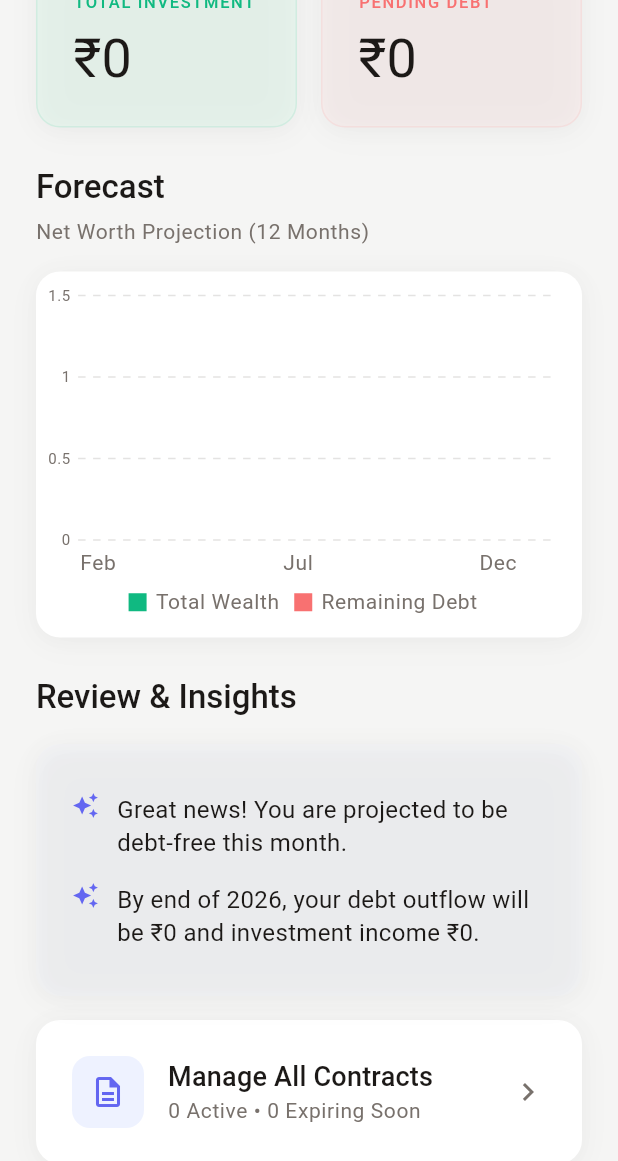
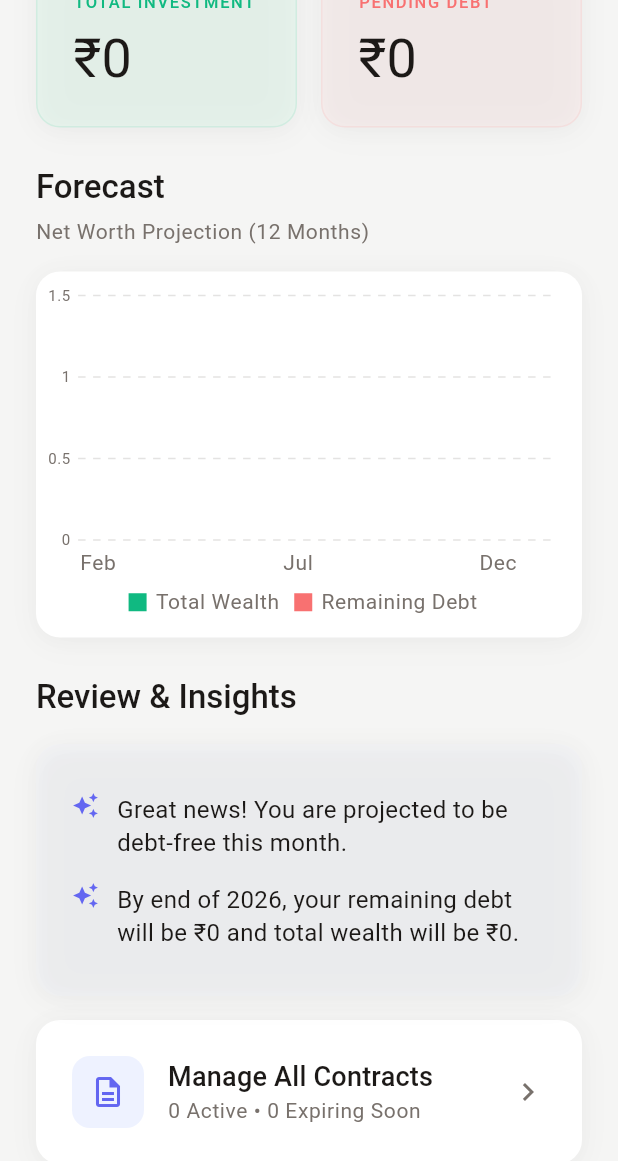
Before and after one commit to Abh1navAbhinav/sookshicha_dhukkikenda, a Flutter app: the screen it shows once a user with an empty profile is signed in, scrolled down 168 dp, on a phone screen of 412 x 824 dp. Shown: the top 1161 px of the screen. Run offline on Flutter 3.47's test engine with Material 3 defaults, Android fonts, the phone set to English and light mode, and no system bars; our stand-ins replace cloud_firestore, connectivity_plus, dartz, dio, equatable, firebase_auth and 8 more; accounts and stored records are empty.

Commit message:
Standardize currency formatting with Indian locale across all components

```diff
--- a/lib/presentation/bloc/dashboard/dashboard_cubit.dart
+++ b/lib/presentation/bloc/dashboard/dashboard_cubit.dart
@@ -1,5 +1,6 @@
 import 'package:flutter_bloc/flutter_bloc.dart';
 import 'package:injectable/injectable.dart';
+import 'package:intl/intl.dart';
 
 import '../../../domain/entities/contract/contract.dart';
 import '../../../domain/entities/contract/contract_type.dart';
@@ -106,6 +107,7 @@ class DashboardCubit extends Cubit<DashboardState> {
       // 6. Total Debts Pending & Total Investment
       double totalPendingDebt = 0;
       double totalInvestment = 0;
+      int maxRemainingMonths = 0;
 
       for (final contract in contractsList) {
         if (contract.type == ContractType.reducing) {
@@ -117,14 +119,16 @@ class DashboardCubit extends Cubit<DashboardState> {
               annualInterestRate: metadata.interestRatePercent,
               emi: metadata.emiAmount,
             );
+
+            if (remainingMonths > maxRemainingMonths) {
+              maxRemainingMonths = remainingMonths;
+            }
+
             totalPendingDebt += remainingMonths * metadata.emiAmount;
           }
         } else if (contract.type == ContractType.fixed) {
           final metadata = contract.fixedMetadata;
           if (metadata != null) {
-            // Use monthlyAmount as the default value marker for fixed assets/liabilities
-            // unless a specific coverage value is set (e.g. for insurance).
-            // For simple fixed entries (Gold, Friendly Loan), monthlyAmount holds the principal/value.
             final value = metadata.coverageAmount ?? contract.monthlyAmount;
 
             if (metadata.isLiability) {
@@ -162,7 +166,7 @@ class DashboardCubit extends Cubit<DashboardState> {
             'If you stay the course, your debt will be cleared by ${_getMonthName(debtClosureDate.month)} ${debtClosureDate.year} ($monthsUntilClosure months).',
           );
           insights.add(
-            'At that time, your monthly investment surplus will be ₹${projectedIncomeAtDebtClosure?.toStringAsFixed(0)}.',
+            'At that time, your monthly investment surplus will be ${_formatCurrency(projectedIncomeAtDebtClosure ?? 0)}.',
           );
         } else {
           insights.add(
@@ -170,8 +174,16 @@ class DashboardCubit extends Cubit<DashboardState> {
           );
         }
       } else if (totalPendingDebt > 0) {
+        final years = maxRemainingMonths ~/ 12;
+        final months = maxRemainingMonths % 12;
+        final durationParts = <String>[];
+        if (years > 0) durationParts.add('$years years');
+        if (months > 0) durationParts.add('$months months');
+
+        final durationStr = durationParts.join(' and ');
+
         insights.add(
-          'Your current loans are projected to continue beyond 3 years.',
+          'Your current loans are projected to continue for another $durationStr.',
         );
       } else {
         insights.add('You have no active debts. Keep growing your wealth!');
@@ -183,7 +195,7 @@ class DashboardCubit extends Cubit<DashboardState> {
           (s) => s.month == 12 && s.year == currentYear,
         );
         insights.add(
-          'By end of $currentYear, your debt outflow will be ₹${yearEndSnapshot.reducingOutflow.toStringAsFixed(0)} and investment income ₹${yearEndSnapshot.growingOutflow.toStringAsFixed(0)}.',
+          'By end of $currentYear, your remaining debt will be ${_formatCurrency(yearEndSnapshot.totalDebt)} and total wealth will be ${_formatCurrency(yearEndSnapshot.totalWealth)}.',
         );
       } catch (_) {
         // If projection doesn't reach year end
@@ -237,6 +249,14 @@ class DashboardCubit extends Cubit<DashboardState> {
     return months[month - 1];
   }
 
+  String _formatCurrency(double value) {
+    return NumberFormat.currency(
+      locale: 'en_IN',
+      symbol: '₹',
+      decimalDigits: 0,
+    ).format(value);
+  }
+
   /// Refresh dashboard data
   Future<void> refresh() async {
     await loadDashboard();
--- a/lib/presentation/pages/dashboard/dashboard_screen.dart
+++ b/lib/presentation/pages/dashboard/dashboard_screen.dart
@@ -242,7 +242,11 @@ class _CompactInteractiveAmount extends StatelessWidget {
       return '₹${(absValue / 1000).toStringAsFixed(1).replaceAll(RegExp(r'\.0$'), '')}k';
     }
 
-    return NumberFormat.currency(symbol: '₹', decimalDigits: 0).format(value);
+    return NumberFormat.currency(
+      locale: 'en_IN',
+      symbol: '₹',
+      decimalDigits: 0,
+    ).format(value);
   }
 
   @override
--- a/lib/presentation/widgets/amount_display.dart
+++ b/lib/presentation/widgets/amount_display.dart
@@ -57,6 +57,7 @@ class AmountDisplay extends StatelessWidget {
 
   String _formatAmount() {
     final formatter = NumberFormat.currency(
+      locale: 'en_IN',
       symbol: showCurrency ? '₹' : '',
       decimalDigits: 0,
     );
```
Also changed, not shown: lib/presentation/pages/contract_detail/contract_detail_screen.dart (+6 -2 lines).
